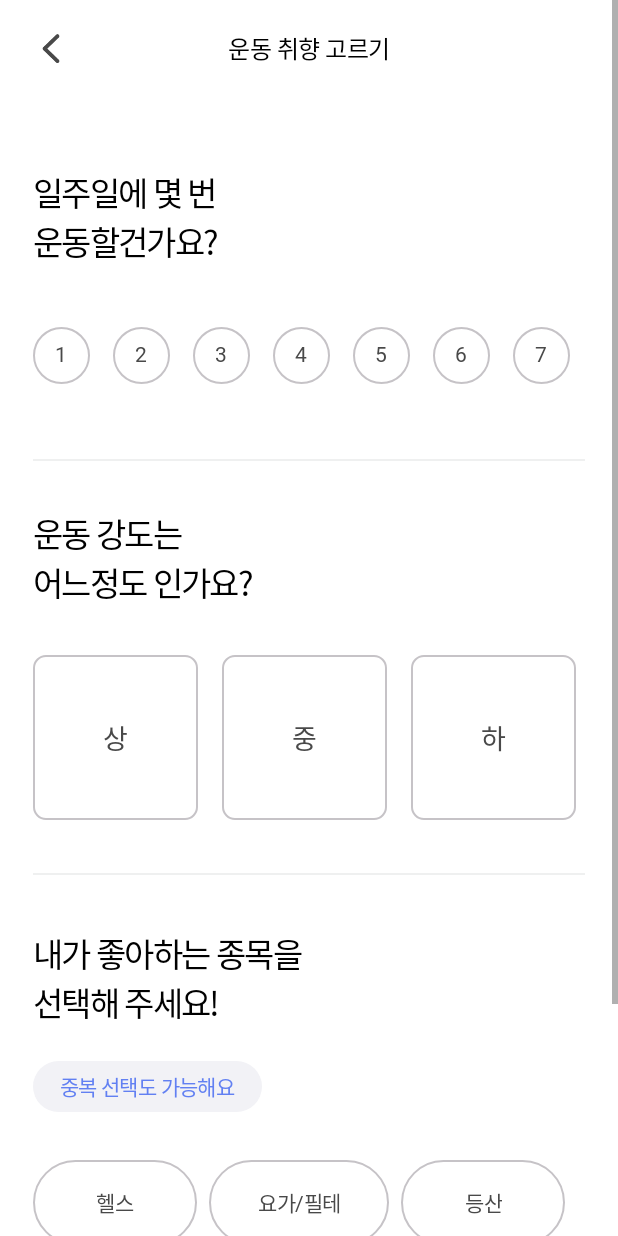
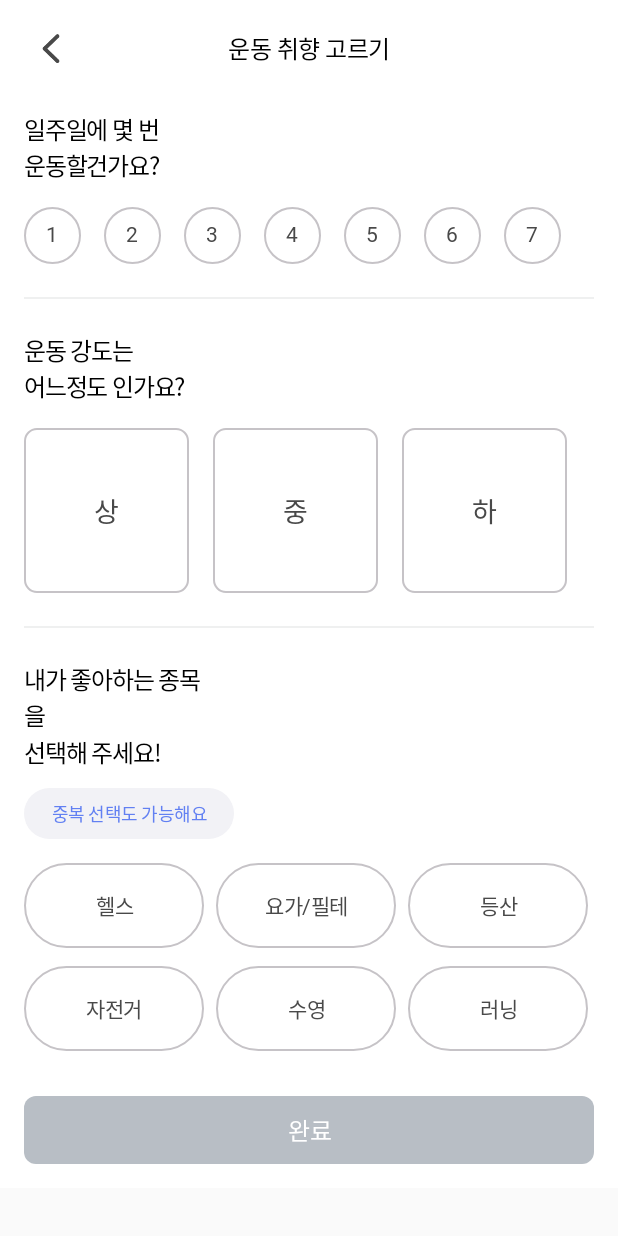
Before and after one commit to TEAMGODORI/GODORI_A, an Android app: the TasteSettingActivity screen opened directly, with no data from a screen before it, on a phone screen of 412 x 824 dp. Run offline under Robolectric (Android 15) with nearby library versions, the phone set to English and light mode, and no system bars; libraries missing offline, so code that uses them is left out: com.kakao.sdk.

Commit message:
최종발표 머지

```diff
--- a/GODORI/app/src/main/java/com/example/godori/activity/TasteSettingActivity.kt
+++ b/GODORI/app/src/main/java/com/example/godori/activity/TasteSettingActivity.kt
@@ -189,11 +189,11 @@ class TasteSettingActivity : AppCompatActivity() {
                 taste_btn_complete.isEnabled = true
                 when (sports_count) {
                     0 -> {
-                        sports = "런닝"
+                        sports = "러닝"
                         sports_count += 1
                     }
                     else -> {
-                        sports = sports.plus(",런닝")
+                        sports = sports.plus(",러닝")
                     }
                 }
             }
--- a/GODORI/app/src/main/res/layout/activity_certif_tab_upload4.xml
+++ b/GODORI/app/src/main/res/layout/activity_certif_tab_upload4.xml
@@ -32,8 +32,7 @@
             android:includeFontPadding="false"
             android:letterSpacing="-0.02"
             android:fontFamily="@font/notosanskr_bold"
-            android:textSize="18dp"
-            android:textStyle="bold" />
+            android:textSize="18dp" />
 
     </androidx.appcompat.widget.Toolbar>
     <View
--- a/GODORI/app/src/main/res/layout/activity_group_recruiting.xml
+++ b/GODORI/app/src/main/res/layout/activity_group_recruiting.xml
@@ -67,7 +67,7 @@
                 android:fontFamily="@font/notosanskr_medium"
                 android:text="운동 취향을 선택하고\n나에게 맞는 그룹을 찾아보세요"
                 android:textColor="@color/white"
-                android:textSize="12dp" />
+                android:textSize="14dp" />
 
             <ImageButton
                 android:id="@+id/gr_btn_recruiting_modify"
--- a/GODORI/app/src/main/res/layout/activity_taste_setting.xml
+++ b/GODORI/app/src/main/res/layout/activity_taste_setting.xml
@@ -27,7 +27,7 @@
                 android:layout_width="wrap_content"
                 android:layout_height="wrap_content"
                 android:layout_gravity="center"
-                android:fontFamily="@font/notosanskr_medium"
+                android:fontFamily="@font/notosanskr_bold"
                 android:gravity="center"
                 android:includeFontPadding="false"
                 android:letterSpacing="-0.02"
@@ -39,26 +39,26 @@
         <LinearLayout
             android:layout_width="match_parent"
             android:layout_height="wrap_content"
-            android:layout_marginHorizontal="22dp"
+            android:layout_marginHorizontal="16dp"
             android:orientation="vertical">
 
             <TextView
                 android:layout_width="wrap_content"
                 android:layout_height="wrap_content"
-                android:layout_marginTop="48dp"
+                android:layout_marginTop="10dp"
                 android:fontFamily="@font/notosanskr_bold"
                 android:includeFontPadding="false"
                 android:letterSpacing="-0.05"
                 android:text="일주일에 몇 번\n운동할건가요?"
                 android:textColor="#000000"
-                android:textSize="22sp"
+                android:textSize="16sp"
                 android:textStyle="normal" />
 
             <RadioGroup
                 android:id="@+id/taste_rg_cycle"
                 android:layout_width="match_parent"
-                android:layout_height="55dp"
-                android:layout_marginTop="32dp"
+                android:layout_height="wrap_content"
+                android:layout_marginTop="16dp"
                 android:orientation="horizontal">
 
                 <RadioButton
@@ -157,26 +157,26 @@
             <View
                 android:layout_width="386dp"
                 android:layout_height="1dp"
-                android:layout_marginTop="41dp"
+                android:layout_marginTop="22dp"
                 android:background="#eff0f0" />
 
             <TextView
                 android:layout_width="wrap_content"
                 android:layout_height="wrap_content"
-                android:layout_marginTop="32dp"
+                android:layout_marginTop="22dp"
                 android:fontFamily="@font/notosanskr_bold"
                 android:includeFontPadding="false"
                 android:letterSpacing="-0.05"
                 android:text="운동 강도는\n어느정도 인가요?"
                 android:textColor="#000000"
-                android:textSize="22sp"
+                android:textSize="16sp"
                 android:textStyle="normal" />
 
             <RadioGroup
                 android:id="@+id/taste_btn_intensity"
                 android:layout_width="match_parent"
                 android:layout_height="110dp"
-                android:layout_marginTop="32dp"
+                android:layout_marginTop="16dp"
                 android:orientation="horizontal">
 
                 <RadioButton
@@ -227,25 +227,24 @@
             <View
                 android:layout_width="386dp"
                 android:layout_height="1dp"
-                android:layout_marginTop="35dp"
+                android:layout_marginTop="22dp"
                 android:background="#eff0f0" />
 
             <TextView
                 android:layout_width="wrap_content"
-                android:layout_height="68dp"
-                android:layout_marginTop="36dp"
+                android:layout_height="wrap_content"
+                android:layout_marginTop="22dp"
                 android:fontFamily="@font/notosanskr_bold"
                 android:includeFontPadding="false"
                 android:letterSpacing="-0.05"
                 android:text="내가 좋아하는 종목을\n선택해 주세요!"
                 android:textColor="#000000"
-                android:textSize="22sp"
-                android:textStyle="normal" />
+                android:textSize="16sp"/>
 
             <TextView
                 android:layout_width="wrap_content"
                 android:layout_height="34dp"
-                android:layout_marginTop="20dp"
+                android:layout_marginTop="12dp"
                 android:background="@drawable/taste_ly_tv_warning"
                 android:fontFamily="@font/notosanskr_medium"
                 android:gravity="center"
@@ -255,53 +254,54 @@
                 android:paddingVertical="5dp"
                 android:text="중복 선택도 가능해요"
                 android:textColor="#6280f2"
-                android:textSize="14sp" />
+                android:textSize="12sp" />
 
             <LinearLayout
                 android:layout_width="wrap_content"
                 android:layout_height="wrap_content"
-                android:layout_marginTop="32dp"
+                android:layout_marginTop="16dp"
                 android:orientation="horizontal">
 
                 <CheckBox
                     android:id="@+id/taste_btn_exercise1"
-                    android:layout_width="wrap_content"
+                    android:layout_width="120dp"
                     android:layout_height="wrap_content"
                     android:layout_marginRight="8dp"
                     android:background="@drawable/taste_ly_btn_exercise"
                     android:button="@null"
+                    android:textAlignment="center"
                     android:includeFontPadding="false"
                     android:letterSpacing="-0.02"
-                    android:paddingHorizontal="42dp"
                     android:paddingVertical="18dp"
                     android:text="헬스"
                     android:textColor="#494949" />
 
                 <CheckBox
                     android:id="@+id/taste_btn_exercise2"
-                    android:layout_width="wrap_content"
+                    android:layout_width="120dp"
                     android:layout_height="wrap_content"
+                    android:textAlignment="center"
                     android:layout_marginRight="8dp"
                     android:background="@drawable/taste_ly_btn_exercise"
                     android:button="@null"
                     android:gravity="center"
                     android:includeFontPadding="false"
                     android:letterSpacing="-0.02"
-                    android:paddingHorizontal="32dp"
                     android:paddingVertical="18dp"
                     android:text="요가/필테"
                     android:textColor="#494949" />
 
                 <CheckBox
                     android:id="@+id/taste_btn_exercise3"
-                    android:layout_width="wrap_content"
+                    android:layout_width="120dp"
                     android:layout_height="wrap_content"
                     android:background="@drawable/taste_ly_btn_exercise"
                     android:button="@null"
                     android:gravity="center"
+
+                    android:textAlignment="center"
                     android:includeFontPadding="false"
                     android:letterSpacing="-0.02"
-                    android:paddingHorizontal="42dp"
                     android:paddingVertical="18dp"
                     android:text="등산"
                     android:textColor="#494949" />
@@ -316,7 +316,7 @@
 
                 <CheckBox
                     android:id="@+id/taste_btn_exercise4"
-                    android:layout_width="wrap_content"
+                    android:layout_width="120dp"
                     android:layout_height="wrap_content"
                     android:layout_marginRight="8dp"
                     android:background="@drawable/taste_ly_btn_exercise"
@@ -324,38 +324,38 @@
                     android:gravity="center"
                     android:includeFontPadding="false"
                     android:letterSpacing="-0.02"
-                    android:paddingHorizontal="40dp"
+                    android:textAlignment="center"
                     android:paddingVertical="18dp"
                     android:text="자전거"
                     android:textColor="#494949" />
 
                 <CheckBox
                     android:id="@+id/taste_btn_exercise5"
-                    android:layout_width="wrap_content"
+                    android:layout_width="120dp"
                     android:layout_height="wrap_content"
                     android:layout_marginRight="8dp"
                     android:background="@drawable/taste_ly_btn_exercise"
                     android:button="@null"
                     android:gravity="center"
+                    android:textAlignment="center"
                     android:includeFontPadding="false"
                     android:letterSpacing="-0.02"
-                    android:paddingHorizontal="42dp"
                     android:paddingVertical="18dp"
                     android:text="수영"
                     android:textColor="#494949" />
 
                 <CheckBox
                     android:id="@+id/taste_btn_exercise6"
-                    android:layout_width="wrap_content"
+                    android:layout_width="120dp"
                     android:layout_height="wrap_content"
                     android:background="@drawable/taste_ly_btn_exercise"
                     android:button="@null"
+                    android:textAlignment="center"
                     android:gravity="center"
                     android:includeFontPadding="false"
                     android:letterSpacing="-0.02"
-                    android:paddingHorizontal="42dp"
                     android:paddingVertical="18dp"
-                    android:text="런닝"
+                    android:text="러닝"
                     android:textColor="#494949" />
 
             </LinearLayout>
@@ -364,7 +364,7 @@
                 android:id="@+id/taste_btn_complete"
                 android:layout_width="match_parent"
                 android:layout_height="45dp"
-                android:layout_marginTop="54dp"
+                android:layout_marginTop="30dp"
                 android:layout_marginBottom="16dp"
                 android:background="@drawable/gr_ly_btn_next"
                 android:enabled="false"
--- a/GODORI/app/src/main/res/layout/fragment_certif_tab.xml
+++ b/GODORI/app/src/main/res/layout/fragment_certif_tab.xml
@@ -76,12 +76,12 @@
                 android:id="@+id/calendarText"
                 android:layout_width="wrap_content"
                 android:layout_height="wrap_content"
-                android:layout_marginTop="16dp"
+                android:layout_marginTop="20dp"
                 android:layout_marginBottom="16dp"
                 android:fontFamily="@font/notosanskr_bold"
                 android:includeFontPadding="false"
                 android:letterSpacing="-0.02"
-                android:paddingLeft="22dp"
+                android:paddingLeft="16dp"
                 android:text="date"
                 android:textColor="#161c49"
                 android:textSize="16dp" />
--- a/GODORI/app/src/main/res/layout/fragment_group_after_tab.xml
+++ b/GODORI/app/src/main/res/layout/fragment_group_after_tab.xml
@@ -112,12 +112,12 @@
                 android:layout_width="wrap_content"
                 android:layout_height="wrap_content"
                 android:textColor="#6280f2"
-                android:textSize="30sp"
+                android:textSize="26sp"
                 android:includeFontPadding="false"
                 android:textStyle="bold"
                 android:text="1"
-                android:layout_marginTop="66dp"
-                android:layout_marginLeft="35dp" />
+                android:layout_marginTop="68dp"
+                android:layout_marginLeft="36dp" />
         </RelativeLayout>
 
         <TextView
--- a/GODORI/app/src/main/res/layout/gr_cdv_already_certi.xml
+++ b/GODORI/app/src/main/res/layout/gr_cdv_already_certi.xml
@@ -30,11 +30,11 @@
             android:id="@+id/gr_tv_already_name"
             android:layout_width="wrap_content"
             android:layout_height="wrap_content"
-            android:layout_marginTop="12dp"
+            android:layout_marginTop="8dp"
             android:includeFontPadding="false"
             android:text="지니박"
             android:textColor="#494949"
-            android:textSize="14sp" />
+            android:textSize="16sp" />
 
         <LinearLayout
             android:layout_width="wrap_content"
@@ -46,7 +46,6 @@
                 android:id="@+id/gr_tv_already_count"
                 android:layout_width="wrap_content"
                 android:layout_height="wrap_content"
-                android:layout_marginTop="4dp"
                 android:includeFontPadding="false"
                 android:text="3"
                 android:textColor="#c1c1c1"
@@ -57,7 +56,6 @@
                 android:id="@+id/gr_tv_already_total_count"
                 android:layout_width="wrap_content"
                 android:layout_height="wrap_content"
-                android:layout_marginTop="4dp"
                 android:includeFontPadding="false"
                 android:text="/4"
                 android:textColor="#c1c1c1"
--- a/GODORI/app/src/main/res/layout/gr_cdv_today_certi.xml
+++ b/GODORI/app/src/main/res/layout/gr_cdv_today_certi.xml
@@ -31,13 +31,13 @@
             android:id="@+id/gr_tv_today_name"
             android:layout_width="wrap_content"
             android:layout_height="wrap_content"
-            android:layout_marginTop="12dp"
+            android:layout_marginTop="8dp"
             android:includeFontPadding="false"
             android:text="지니박"
             android:letterSpacing="-0.02"
             android:fontFamily="@font/notosanskr_medium"
             android:textColor="#494949"
-            android:textSize="14sp" />
+            android:textSize="16sp" />
 
         <LinearLayout
             android:layout_width="wrap_content"
@@ -49,7 +49,6 @@
                 android:id="@+id/gr_tv_count"
                 android:layout_width="wrap_content"
                 android:layout_height="wrap_content"
-                android:layout_marginTop="4dp"
                 android:letterSpacing="-0.02"
                 android:fontFamily="@font/notosanskr_medium"
                 android:includeFontPadding="false"
@@ -61,7 +60,6 @@
                 android:id="@+id/gr_tv_total_count"
                 android:layout_width="wrap_content"
                 android:layout_height="wrap_content"
-                android:layout_marginTop="4dp"
                 android:letterSpacing="-0.02"
                 android:fontFamily="@font/notosanskr_medium"
                 android:includeFontPadding="false"
```
Also changed, not shown: GODORI/app/src/main/res/layout/activity_certif_tab_upload1.xml (+3 -4 lines), GODORI/app/src/main/res/layout/activity_group_info.xml (+5 -8 lines), GODORI/app/src/main/res/layout/activity_group_info_after.xml (+22 -8 lines), GODORI/app/src/main/res/layout/ct_time_spinner.xml (+5 -3 lines), GODORI/app/src/main/res/layout/gr_cdv_recruiting_info.xml (+4 -3 lines).
